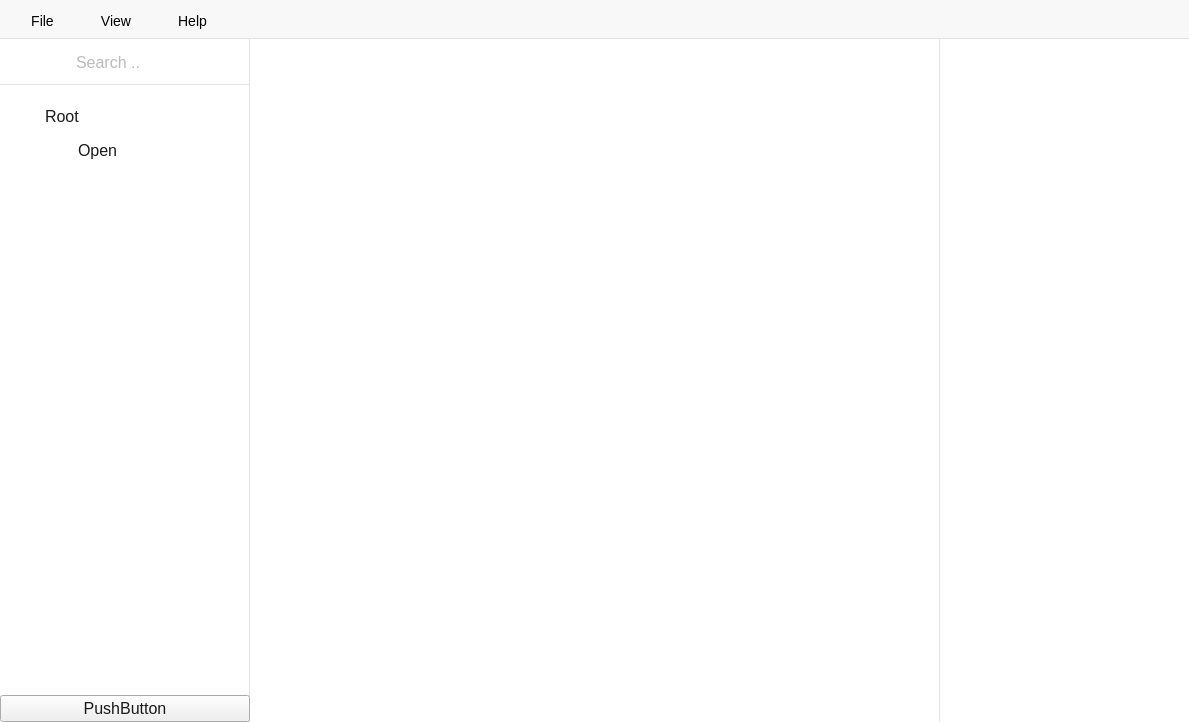
Above: src/mainwindow.ui from Gitnoter/vemoria2 before the change. Below: the same form after it.
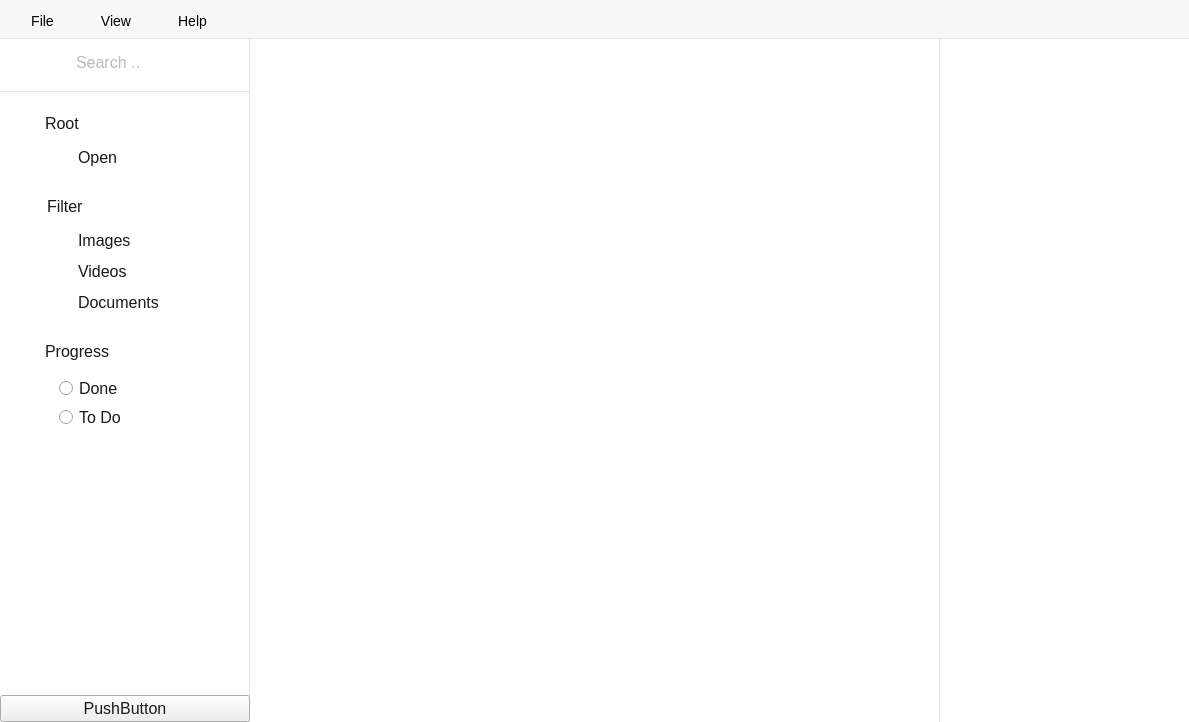
That is the form after the change. Icons and pictures are not drawn.

Diff of the .ui file:
```diff
--- a/src/mainwindow.ui
+++ b/src/mainwindow.ui
@@ -134,7 +134,7 @@
                 <property name="minimumSize">
                  <size>
                   <width>0</width>
-                  <height>0</height>
+                  <height>400</height>
                  </size>
                 </property>
                 <property name="maximumSize">
@@ -173,7 +173,7 @@
                  <property name="bottomMargin">
                   <number>0</number>
                  </property>
-                 <item row="1" column="0">
+                 <item row="0" column="0">
                   <widget class="QPushButton" name="searchButton">
                    <property name="styleSheet">
                     <string notr="true">#searchButton{
@@ -201,7 +201,7 @@
                    </property>
                   </widget>
                  </item>
-                 <item row="1" column="1">
+                 <item row="0" column="1">
                   <widget class="QLineEdit" name="searchInput">
                    <property name="styleSheet">
                     <string notr="true">#searchInput{
@@ -220,7 +220,7 @@
                    </property>
                   </widget>
                  </item>
-                 <item row="2" column="0" colspan="2">
+                 <item row="1" column="0" colspan="2">
                   <spacer name="verticalSpacer">
                    <property name="orientation">
                     <enum>Qt::Vertical</enum>
@@ -233,7 +233,7 @@
                    </property>
                   </spacer>
                  </item>
-                 <item row="3" column="0" colspan="2">
+                 <item row="2" column="0" colspan="2">
                   <widget class="Line" name="searchBottomLine">
                    <property name="minimumSize">
                     <size>
@@ -260,7 +260,7 @@
                    </property>
                   </widget>
                  </item>
-                 <item row="4" column="0" colspan="2">
+                 <item row="3" column="0" colspan="2">
                   <widget class="QWidget" name="dirGroupBox" native="true">
                    <property name="minimumSize">
                     <size>
@@ -291,7 +291,7 @@
                       <property name="verticalSpacing">
                        <number>0</number>
                       </property>
-                      <item row="0" column="0">
+                      <item row="1" column="0">
                        <widget class="QLabel" name="rootIcon">
                         <property name="styleSheet">
                          <string notr="true">#rootIcon{
@@ -306,14 +306,14 @@
                         </property>
                        </widget>
                       </item>
-                      <item row="0" column="1">
+                      <item row="1" column="1">
                        <widget class="QLabel" name="RootLabel">
                         <property name="text">
                          <string>Root</string>
                         </property>
                        </widget>
                       </item>
-                      <item row="1" column="0" colspan="2">
+                      <item row="2" column="0" colspan="2">
                        <widget class="QGroupBox" name="groupBox">
                         <property name="sizePolicy">
                          <sizepolicy hsizetype="Preferred" vsizetype="Preferred">
@@ -426,6 +426,365 @@
                         </layout>
                        </widget>
                       </item>
+                      <item row="3" column="0" colspan="2">
+                       <widget class="QGroupBox" name="groupBox_2">
+                        <property name="styleSheet">
+                         <string notr="true">#groupBox_2{
+	border:none;
+	margin-top:30px;
+}</string>
+                        </property>
+                        <property name="title">
+                         <string/>
+                        </property>
+                        <layout class="QGridLayout" name="gridLayout_6">
+                         <property name="leftMargin">
+                          <number>0</number>
+                         </property>
+                         <property name="topMargin">
+                          <number>0</number>
+                         </property>
+                         <property name="rightMargin">
+                          <number>0</number>
+                         </property>
+                         <property name="bottomMargin">
+                          <number>0</number>
+                         </property>
+                         <property name="spacing">
+                          <number>0</number>
+                         </property>
+                         <item row="0" column="0">
+                          <widget class="QWidget" name="formWidget_2" native="true">
+                           <property name="minimumSize">
+                            <size>
+                             <width>0</width>
+                             <height>0</height>
+                            </size>
+                           </property>
+                           <layout class="QFormLayout" name="formLayout_7">
+                            <property name="horizontalSpacing">
+                             <number>0</number>
+                            </property>
+                            <property name="verticalSpacing">
+                             <number>0</number>
+                            </property>
+                            <property name="leftMargin">
+                             <number>0</number>
+                            </property>
+                            <property name="topMargin">
+                             <number>0</number>
+                            </property>
+                            <property name="rightMargin">
+                             <number>0</number>
+                            </property>
+                            <property name="bottomMargin">
+                             <number>0</number>
+                            </property>
+                            <item row="0" column="0">
+                             <widget class="QLabel" name="filterIcon">
+                              <property name="styleSheet">
+                               <string notr="true">#filterIcon{
+	padding-right:10px;
+	padding-left:2px;
+}</string>
+                              </property>
+                              <property name="text">
+                               <string/>
+                              </property>
+                              <property name="pixmap">
+                               <pixmap>../../../pic/filter.png</pixmap>
+                              </property>
+                             </widget>
+                            </item>
+                            <item row="0" column="1">
+                             <widget class="QLabel" name="label_3">
+                              <property name="text">
+                               <string>Filter</string>
+                              </property>
+                             </widget>
+                            </item>
+                           </layout>
+                          </widget>
+                         </item>
+                        </layout>
+                       </widget>
+                      </item>
+                      <item row="4" column="0" colspan="2">
+                       <widget class="QGroupBox" name="groupBox_3">
+                        <property name="styleSheet">
+                         <string notr="true">#groupBox_3{
+	border:none;
+	margin-top:15px;
+	margin-left:33px;
+}</string>
+                        </property>
+                        <property name="title">
+                         <string/>
+                        </property>
+                        <layout class="QGridLayout" name="gridLayout_7">
+                         <property name="leftMargin">
+                          <number>0</number>
+                         </property>
+                         <property name="topMargin">
+                          <number>0</number>
+                         </property>
+                         <property name="rightMargin">
+                          <number>0</number>
+                         </property>
+                         <property name="bottomMargin">
+                          <number>0</number>
+                         </property>
+                         <property name="spacing">
+                          <number>0</number>
+                         </property>
+                         <item row="0" column="0">
+                          <layout class="QFormLayout" name="formLayout_8">
+                           <property name="horizontalSpacing">
+                            <number>0</number>
+                           </property>
+                           <property name="verticalSpacing">
+                            <number>0</number>
+                           </property>
+                           <item row="0" column="0">
+                            <widget class="QLabel" name="filterImagesIcon">
+                             <property name="styleSheet">
+                              <string notr="true">#filterImagesIcon{
+	padding-right:10px;
+}</string>
+                             </property>
+                             <property name="text">
+                              <string/>
+                             </property>
+                             <property name="pixmap">
+                              <pixmap>../../../pic/filter-images.png</pixmap>
+                             </property>
+                            </widget>
+                           </item>
+                           <item row="0" column="1">
+                            <widget class="QPushButton" name="filterImagesButton">
+                             <property name="enabled">
+                              <bool>true</bool>
+                             </property>
+                             <property name="styleSheet">
+                              <string notr="true">#filterImagesButton{
+	text-align:left;
+	padding:0;
+	border:none;
+	background:none;
+}</string>
+                             </property>
+                             <property name="text">
+                              <string>Images</string>
+                             </property>
+                             <property name="flat">
+                              <bool>true</bool>
+                             </property>
+                            </widget>
+                           </item>
+                           <item row="1" column="1">
+                            <widget class="QPushButton" name="filterVideoButton">
+                             <property name="styleSheet">
+                              <string notr="true">#filterVideoButton{
+	text-align:left;
+	border:none;
+	background:none;
+	padding:0;
+	margin-top:12px;
+}</string>
+                             </property>
+                             <property name="text">
+                              <string>Videos</string>
+                             </property>
+                             <property name="flat">
+                              <bool>true</bool>
+                             </property>
+                            </widget>
+                           </item>
+                           <item row="1" column="0">
+                            <widget class="QLabel" name="filterVideoIcon">
+                             <property name="styleSheet">
+                              <string notr="true">#filterVideoIcon{
+	margin-top:12px;
+}</string>
+                             </property>
+                             <property name="text">
+                              <string/>
+                             </property>
+                             <property name="pixmap">
+                              <pixmap>../../../pic/filter-videos.png</pixmap>
+                             </property>
+                            </widget>
+                           </item>
+                           <item row="2" column="1">
+                            <widget class="QPushButton" name="filterDocumentsButton">
+                             <property name="styleSheet">
+                              <string notr="true">#filterDocumentsButton{
+	text-align:left;
+	background:none;
+	border:none;
+	padding:0;
+	margin-top:12px;
+}</string>
+                             </property>
+                             <property name="text">
+                              <string>Documents</string>
+                             </property>
+                             <property name="flat">
+                              <bool>true</bool>
+                             </property>
+                            </widget>
+                           </item>
+                           <item row="2" column="0">
+                            <widget class="QLabel" name="filterDocumentIcon">
+                             <property name="styleSheet">
+                              <string notr="true">#filterDocumentIcon{
+	margin-top:12px;
+}</string>
+                             </property>
+                             <property name="text">
+                              <string/>
+                             </property>
+                             <property name="pixmap">
+                              <pixmap>../../../pic/filter-documents.png</pixmap>
+                             </property>
+                            </widget>
+                           </item>
+                          </layout>
+                         </item>
+                        </layout>
+                       </widget>
+                      </item>
+                      <item row="5" column="0" colspan="2">
+                       <widget class="QGroupBox" name="groupBox_4">
+                        <property name="styleSheet">
+                         <string notr="true">#groupBox_4{
+	border:none;
+	margin-top:30px;
+}</string>
+                        </property>
+                        <property name="title">
+                         <string/>
+                        </property>
+                        <layout class="QGridLayout" name="gridLayout_9">
+                         <property name="leftMargin">
+                          <number>0</number>
+                         </property>
+                         <property name="topMargin">
+                          <number>0</number>
+                         </property>
+                         <property name="rightMargin">
+                          <number>0</number>
+                         </property>
+                         <property name="bottomMargin">
+                          <number>0</number>
+                         </property>
+                         <property name="spacing">
+                          <number>0</number>
+                         </property>
+                         <item row="0" column="0">
+                          <layout class="QFormLayout" name="formLayout_9">
+                           <property name="horizontalSpacing">
+                            <number>0</number>
+                           </property>
+                           <property name="verticalSpacing">
+                            <number>0</number>
+                           </property>
+                           <item row="0" column="0">
+                            <widget class="QLabel" name="progressIcon">
+                             <property name="styleSheet">
+                              <string notr="true">#progressIcon{
+	padding-right:10px;
+}</string>
+                             </property>
+                             <property name="text">
+                              <string/>
+                             </property>
+                             <property name="pixmap">
+                              <pixmap>../../../pic/progress.png</pixmap>
+                             </property>
+                            </widget>
+                           </item>
+                           <item row="0" column="1">
+                            <widget class="QLabel" name="label">
+                             <property name="text">
+                              <string>Progress</string>
+                             </property>
+                            </widget>
+                           </item>
+                          </layout>
+                         </item>
+                        </layout>
+                       </widget>
+                      </item>
+                      <item row="6" column="0" colspan="2">
+                       <widget class="QGroupBox" name="groupBox_5">
+                        <property name="styleSheet">
+                         <string notr="true">#groupBox_5{
+	border:none;
+	margin-top:15px;
+	margin-left:33px;
+}</string>
+                        </property>
+                        <property name="title">
+                         <string/>
+                        </property>
+                        <layout class="QGridLayout" name="gridLayout_13">
+                         <property name="leftMargin">
+                          <number>0</number>
+                         </property>
+                         <property name="topMargin">
+                          <number>0</number>
+                         </property>
+                         <property name="rightMargin">
+                          <number>0</number>
+                         </property>
+                         <property name="bottomMargin">
+                          <number>0</number>
+                         </property>
+                         <property name="spacing">
+                          <number>0</number>
+                         </property>
+                         <item row="0" column="0">
+                          <layout class="QFormLayout" name="formLayout_10">
+                           <property name="horizontalSpacing">
+                            <number>0</number>
+                           </property>
+                           <property name="verticalSpacing">
+                            <number>0</number>
+                           </property>
+                           <item row="0" column="0" colspan="2">
+                            <widget class="QRadioButton" name="doneButton">
+                             <property name="styleSheet">
+                              <string notr="true"/>
+                             </property>
+                             <property name="text">
+                              <string>Done</string>
+                             </property>
+                             <property name="iconSize">
+                              <size>
+                               <width>16</width>
+                               <height>16</height>
+                              </size>
+                             </property>
+                            </widget>
+                           </item>
+                           <item row="1" column="0" colspan="2">
+                            <widget class="QRadioButton" name="todoButton">
+                             <property name="styleSheet">
+                              <string notr="true">#todoButton{
+	margin-top:6px;
+}</string>
+                             </property>
+                             <property name="text">
+                              <string>To Do</string>
+                             </property>
+                            </widget>
+                           </item>
+                          </layout>
+                         </item>
+                        </layout>
+                       </widget>
+                      </item>
                      </layout>
                     </item>
                    </layout>
```
